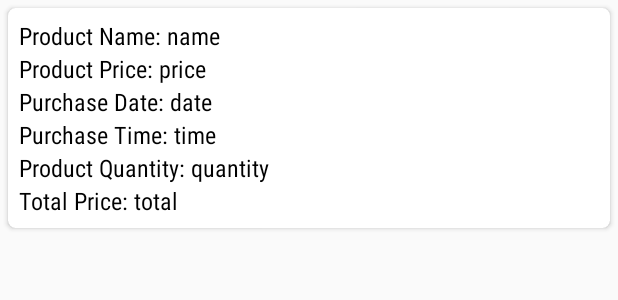
After one commit to NandanPaT-eL/Ecommerce-App, an Android app: the layout my_cart_item.xml on its own in the app's theme, with its tools: preview values and no code run, on a phone screen of 412 x 824 dp. The commit adds this screen. Shown: the top 300 px of the screen. Run offline under Robolectric (Android 15) with nearby library versions, the phone set to English and light mode, and no system bars; Roboto replaces fonts that are not available here.

Commit message:
Cart Activity Done

```diff
--- a/app/src/main/AndroidManifest.xml
+++ b/app/src/main/AndroidManifest.xml
@@ -14,6 +14,9 @@
         android:supportsRtl="true"
         android:theme="@style/Theme.EcommerceApp"
         tools:targetApi="31">
+        <activity
+            android:name=".CartActivity"
+            android:exported="false" />
         <activity
             android:name=".MainActivity2"
             android:exported="false" />
--- a/app/src/main/java/com/example/ecommerceapp/ProductAdapter.java
+++ b/app/src/main/java/com/example/ecommerceapp/ProductAdapter.java
@@ -1,5 +1,6 @@
 package com.example.ecommerceapp;
 
+import android.annotation.SuppressLint;
 import android.content.Context;
 import android.content.Intent;
 import android.view.LayoutInflater;
@@ -31,7 +32,7 @@ public class ProductAdapter extends RecyclerView.Adapter<ProductAdapter.ViewHold
     }
 
     @Override
-    public void onBindViewHolder(@NonNull ProductAdapter.ViewHolder holder, int position) {
+    public void onBindViewHolder(@NonNull ProductAdapter.ViewHolder holder, @SuppressLint("RecyclerView") int position) {
         Glide.with(context).load(list.get(position).getImg_url()).into(holder.newImg);
         holder.newName.setText(list.get(position).getName());
         holder.newDescription.setText(list.get(position).getDescription());
--- a/app/src/main/java/com/example/ecommerceapp/ProductDetailActivity.java
+++ b/app/src/main/java/com/example/ecommerceapp/ProductDetailActivity.java
@@ -74,7 +74,7 @@ public class ProductDetailActivity extends AppCompatActivity {
                     quantity.setText(String.valueOf(totalQuantity));
 
                     if(productObject != null) {
-                        totalPrice = productObject.getPrice() * totalQuantity;
+                        totalPrice = (productObject.getPrice() * totalQuantity);
                     }
                 }
             }
@@ -87,7 +87,7 @@ public class ProductDetailActivity extends AppCompatActivity {
                     quantity.setText(String.valueOf(totalQuantity));
 
                     if(productObject != null) {
-                        totalPrice = productObject.getPrice() * totalQuantity;
+                        totalPrice = (productObject.getPrice() * totalQuantity);
                     }
                 }
             }
--- /dev/null
+++ b/app/src/main/res/layout/my_cart_item.xml
@@ -0,0 +1,137 @@
+<?xml version="1.0" encoding="utf-8"?>
+<androidx.cardview.widget.CardView xmlns:android="http://schemas.android.com/apk/res/android"
+    xmlns:app="http://schemas.android.com/apk/res-auto"
+    android:layout_width="match_parent"
+    android:layout_height="wrap_content"
+    app:cardCornerRadius="5dp"
+    android:elevation="4dp"
+    android:layout_margin="5dp">
+
+    <LinearLayout
+        android:padding="7dp"
+        android:backgroundTint="#C9CACE"
+        android:layout_width="match_parent"
+        android:layout_height="wrap_content"
+        android:orientation="vertical">
+        <LinearLayout
+            android:layout_width="match_parent"
+            android:layout_height="wrap_content"
+            android:orientation="horizontal">
+            <TextView
+                android:layout_width="wrap_content"
+                android:layout_height="match_parent"
+                android:text="Product Name: "
+                android:textColor="@color/black"
+                android:fontFamily="sans-serif-condensed"
+                android:textSize="16sp"/>
+            <TextView
+                android:id="@+id/product_name"
+                android:layout_width="wrap_content"
+                android:layout_height="match_parent"
+                android:text="name "
+                android:textColor="@color/black"
+                android:fontFamily="sans-serif-condensed"
+                android:textSize="16sp"/>
+        </LinearLayout>
+        <LinearLayout
+            android:layout_width="match_parent"
+            android:layout_height="wrap_content"
+            android:orientation="horizontal">
+            <TextView
+                android:layout_width="wrap_content"
+                android:layout_height="match_parent"
+                android:text="Product Price: "
+                android:textColor="@color/black"
+                android:fontFamily="sans-serif-condensed"
+                android:textSize="16sp"/>
+            <TextView
+                android:id="@+id/product_price"
+                android:layout_width="wrap_content"
+                android:layout_height="match_parent"
+                android:text="price "
+                android:textColor="@color/black"
+                android:fontFamily="sans-serif-condensed"
+                android:textSize="16sp"/>
+        </LinearLayout>
+        <LinearLayout
+            android:layout_width="match_parent"
+            android:layout_height="wrap_content"
+            android:orientation="horizontal">
+            <TextView
+                android:layout_width="wrap_content"
+                android:layout_height="match_parent"
+                android:text="Purchase Date: "
+                android:textColor="@color/black"
+                android:fontFamily="sans-serif-condensed"
+                android:textSize="16sp"/>
+            <TextView
+                android:id="@+id/product_date"
+                android:layout_width="wrap_content"
+                android:layout_height="match_parent"
+                android:text="date "
+                android:textColor="@color/black"
+                android:fontFamily="sans-serif-condensed"
+                android:textSize="16sp"/>
+        </LinearLayout>
+        <LinearLayout
+            android:layout_width="match_parent"
+            android:layout_height="wrap_content"
+            android:orientation="horizontal">
+            <TextView
+                android:layout_width="wrap_content"
+                android:layout_height="match_parent"
+                android:text="Purchase Time: "
+                android:textColor="@color/black"
+                android:fontFamily="sans-serif-condensed"
+                android:textSize="16sp"/>
+            <TextView
+                android:id="@+id/product_time"
+                android:layout_width="wrap_content"
+                android:layout_height="match_parent"
+                android:text="time"
+                android:textColor="@color/black"
+                android:fontFamily="sans-serif-condensed"
+                android:textSize="16sp"/>
+        </LinearLayout>
+        <LinearLayout
+            android:layout_width="match_parent"
+            android:layout_height="wrap_content"
+            android:orientation="horizontal">
+            <TextView
+                android:layout_width="wrap_content"
+                android:layout_height="match_parent"
+                android:text="Product Quantity: "
+                android:textColor="@color/black"
+                android:fontFamily="sans-serif-condensed"
+                android:textSize="16sp"/>
+            <TextView
+                android:id="@+id/product_quantity"
+                android:layout_width="wrap_content"
+                android:layout_height="match_parent"
+                android:text="quantity "
+                android:textColor="@color/black"
+                android:fontFamily="sans-serif-condensed"
+                android:textSize="16sp"/>
+        </LinearLayout>
+        <LinearLayout
+            android:layout_width="match_parent"
+            android:layout_height="wrap_content"
+            android:orientation="horizontal">
+            <TextView
+                android:layout_width="wrap_content"
+                android:layout_height="match_parent"
+                android:text="Total Price: "
+                android:textColor="@color/black"
+                android:fontFamily="sans-serif-condensed"
+                android:textSize="16sp"/>
+            <TextView
+                android:id="@+id/product_total"
+                android:layout_width="wrap_content"
+                android:layout_height="match_parent"
+                android:text="total "
+                android:textColor="@color/black"
+                android:fontFamily="sans-serif-condensed"
+                android:textSize="16sp"/>
+        </LinearLayout>
+    </LinearLayout>
+</androidx.cardview.widget.CardView>
```
Also changed, not shown: app/src/main/java/com/example/ecommerceapp/CartActivity.java (added, +80 -0 lines), app/src/main/java/com/example/ecommerceapp/CartAdapter.java (added, +65 -0 lines), app/src/main/java/com/example/ecommerceapp/Cartmodel.java (added, +44 -0 lines), app/src/main/java/com/example/ecommerceapp/ProductActivity.java (+9 -8 lines), app/src/main/res/layout/activity_cart.xml (added, +91 -0 lines), app/src/main/res/drawable/cart.png (added).
